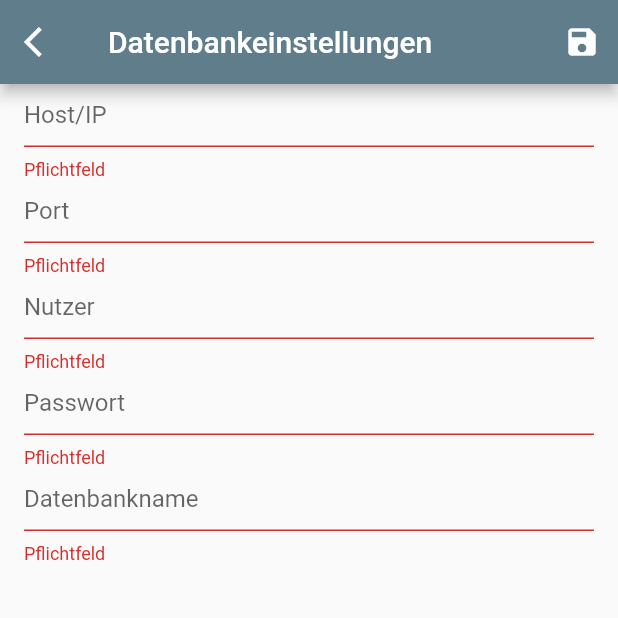
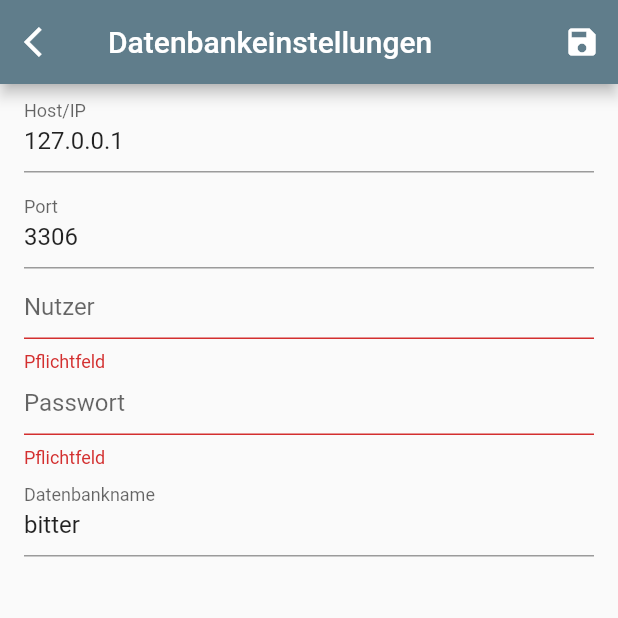
Before and after one commit to leontappe/bitter, a Flutter app: the DatabasePage screen opened by its route, after a tap on the "save" icon, on a phone screen of 412 x 824 dp, the top half of it. Run offline on Flutter 3.47's test engine with Material 2 defaults, Android fonts, the phone set to English and light mode, and no system bars; our stand-ins replace package_info, pdf; missing offline and left inert: mysql1; accounts and stored records are empty; statements that could not run were skipped.

Commit message:
useless database page yay

```diff
--- a/lib/src/settings/database_page.dart
+++ b/lib/src/settings/database_page.dart
@@ -1,4 +1,7 @@
-import 'package:bitter/src/models/mysql_settings.dart';
+import '../models/mysql_settings.dart';
+import '../providers/inherited_database.dart';
+import '../providers/mysql_provider.dart';
+import '../repositories/settings_repository.dart';
 import 'package:flutter/material.dart';
 
 class DatabasePage extends StatefulWidget {
@@ -8,6 +11,8 @@ class DatabasePage extends StatefulWidget {
 
 class _DatabasePageState extends State<DatabasePage> {
   final GlobalKey<FormState> _formKey = GlobalKey<FormState>();
+
+  SettingsRepository repo;
 
   MySqlSettings settings;
   MySqlSettings newSettings;
@@ -26,7 +31,7 @@ class _DatabasePageState extends State<DatabasePage> {
           IconButton(
               icon: Icon(Icons.save, color: Colors.white),
               onPressed: onSaveConfig,
-              tooltip: 'Neuen Kunden abspeichern'),
+              tooltip: 'Einstellungen abspeichern'),
         ],
       ),
       body: Padding(
@@ -37,6 +42,7 @@ class _DatabasePageState extends State<DatabasePage> {
             itemExtent: 64.0,
             children: <Widget>[
               TextFormField(
+                initialValue: newSettings.host,
                 maxLines: 1,
                 decoration: InputDecoration(labelText: 'Host/IP'),
                 validator: (input) => input.isEmpty ? 'Pflichtfeld' : null,
@@ -46,6 +52,7 @@ class _DatabasePageState extends State<DatabasePage> {
                 },
               ),
               TextFormField(
+                initialValue: newSettings.port.toString(),
                 maxLines: 1,
                 decoration: InputDecoration(labelText: 'Port'),
                 validator: (input) => input.isEmpty ? 'Pflichtfeld' : null,
@@ -78,6 +85,7 @@ class _DatabasePageState extends State<DatabasePage> {
                 },
               ),
               TextFormField(
+                initialValue: newSettings.database,
                 maxLines: 1,
                 decoration: InputDecoration(labelText: 'Datenbankname'),
                 validator: (input) => input.isEmpty ? 'Pflichtfeld' : null,
@@ -95,15 +103,29 @@ class _DatabasePageState extends State<DatabasePage> {
   }
 
   @override
+  void didChangeDependencies() {
+    repo = SettingsRepository(InheritedDatabase.of<MySqlProvider>(context).provider);
+    super.didChangeDependencies();
+  }
+
+  @override
   void initState() {
     super.initState();
     dirty = false;
-    newSettings = MySqlSettings.empty();
+    newSettings = MySqlSettings(
+      host: '127.0.0.1',
+      port: 3306,
+      database: 'bitter',
+      password: null,
+      user: null,
+    );
   }
 
   Future<bool> onSaveConfig() async {
     if (_formKey.currentState.validate()) {
       settings = newSettings;
+      await repo.setMySqlSettings(settings);
+      dirty = false;
       return true;
     }
     return false;
```
